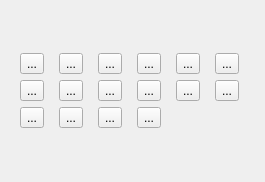
This is flo2d/ui/grid_tools_widget.ui in FLO-2DSoftware/qgis-flo-2d-plugin as Qt 5 draws it before an edit. The edited form follows.
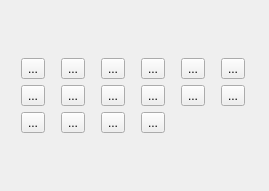
This is the edited form. Icons and pictures are not drawn.

```diff
--- a/flo2d/ui/grid_tools_widget.ui
+++ b/flo2d/ui/grid_tools_widget.ui
@@ -6,8 +6,8 @@
    <rect>
     <x>0</x>
     <y>0</y>
-    <width>265</width>
-    <height>182</height>
+    <width>269</width>
+    <height>191</height>
    </rect>
   </property>
   <property name="windowTitle">
```
Left out of the diff: 40 changed lines with no effect on the pictures.
